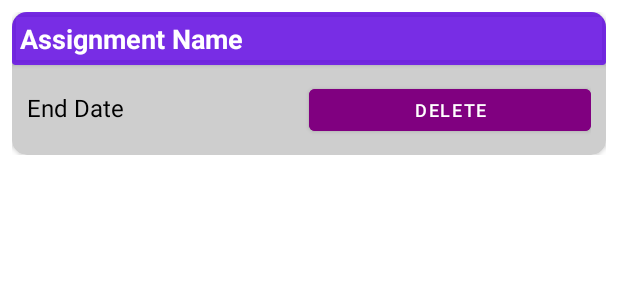
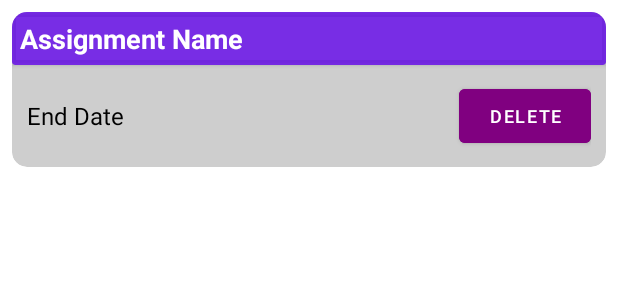
Before and after one commit to Meghanachippada/Assignment_tracker, an Android app: the layout assignment_item.xml on its own in the app's theme, with its tools: preview values and no code run, on a phone screen of 412 x 824 dp. Shown: the top 300 px of the screen. Run offline under Robolectric (Android 15) with nearby library versions, the phone set to English and light mode, and no system bars.

Commit message:
Fixed up button in landscape layout

```diff
--- a/app/src/main/res/layout-land/assignment_item.xml
+++ b/app/src/main/res/layout-land/assignment_item.xml
@@ -19,18 +19,13 @@
         <LinearLayout
             android:layout_width="match_parent"
             android:layout_height="match_parent"
-            android:orientation="horizontal">
-
-            <!-- Assignment Info Section -->
-            <LinearLayout
-                android:layout_width="0dp"
-                android:layout_height="match_parent"
-                android:layout_weight="2"
             android:orientation="vertical">
 
+            <!-- Assignment Name Section -->
             <androidx.cardview.widget.CardView
                 android:layout_width="match_parent"
-                    android:layout_height="30dp"
+                android:layout_height="wrap_content"
+                android:layout_gravity="center"
                 app:cardBackgroundColor="#C76100EC">
 
                 <TextView
@@ -39,42 +34,48 @@
                     android:layout_height="wrap_content"
                     android:layout_margin="5dp"
                     android:text="Assignment Name"
-                        android:textAlignment="viewEnd"
                     android:textColor="@color/white"
                     android:textSize="18sp"
                     android:textStyle="bold" />
 
             </androidx.cardview.widget.CardView>
 
-                <androidx.cardview.widget.CardView
+            <!-- Assignment Details and Delete Button -->
+            <LinearLayout
                 android:layout_width="match_parent"
-                    android:layout_height="match_parent"
-                    app:cardBackgroundColor="#CECECE">
+                android:layout_height="wrap_content"
+                android:layout_margin="10dp"
+                android:orientation="horizontal"
+                android:weightSum="2">
 
+                <!-- Due Date Section -->
                 <TextView
                     android:id="@+id/endDateTextView"
-                        android:layout_width="wrap_content"
+                    android:layout_width="0dp"
                     android:layout_height="wrap_content"
+                    android:layout_weight="1"
+                    android:gravity="center_vertical"
                     android:text="End Date"
                     android:textColor="@color/black"
                     android:textSize="16sp" />
-                </androidx.cardview.widget.CardView>
-            </LinearLayout>
 
-            <!-- Delete Button Section -->
+                <!-- Delete Button -->
                 <Button
                     android:id="@+id/deleteButton"
-                android:layout_width="wrap_content"
-                android:layout_height="wrap_content"
-                android:layout_gravity="center"
-                android:layout_margin="8dp"
+                    android:layout_width="0dp"
+                    android:layout_height="40dp"
+                    android:layout_weight="1"
+                    android:backgroundTint="#800080"
+                    android:gravity="center"
+                    android:padding="4dp"
                     android:text="Delete"
-                android:textSize="14sp"
                     android:textColor="@color/white"
-                android:backgroundTint="#FF0000" />
+                    android:textSize="12sp" />
+                make button smaller
 
             </LinearLayout>
 
+        </LinearLayout>
     </androidx.cardview.widget.CardView>
 
 </androidx.constraintlayout.widget.ConstraintLayout>
--- a/app/src/main/res/layout/assignment_item.xml
+++ b/app/src/main/res/layout/assignment_item.xml
@@ -43,32 +43,37 @@
                 android:layout_width="match_parent"
                 android:layout_height="wrap_content"
                 android:layout_margin="10dp"
+                android:gravity="center|left"
                 android:orientation="horizontal"
-                android:weightSum="2">
+                android:weightSum="0">
 
                 <!-- Due Date Section -->
                 <TextView
                     android:id="@+id/endDateTextView"
-                    android:layout_width="0dp"
+                    android:layout_width="200dp"
                     android:layout_height="wrap_content"
-                    android:layout_weight="1"
                     android:gravity="center_vertical"
                     android:text="End Date"
                     android:textColor="@color/black"
                     android:textSize="16sp" />
 
                 <!-- Delete Button -->
+                <Space
+                    android:layout_width="wrap_content"
+                    android:layout_height="wrap_content"
+                    android:layout_weight="1" />
+
                 <Button
                     android:id="@+id/deleteButton"
-                    android:layout_width="0dp"
-                    android:layout_height="40dp"
-                    android:layout_weight="1"
+                    android:layout_width="wrap_content"
+                    android:layout_height="wrap_content"
+                    android:layout_gravity="right"
+                    android:backgroundTint="#800080"
                     android:gravity="center"
+                    android:padding="4dp"
                     android:text="Delete"
-                    android:textSize="12sp"
                     android:textColor="@color/white"
-                    android:backgroundTint="#800080"
-                    android:padding="4dp" /> make button smaller
+                    android:textSize="12sp" />
 
             </LinearLayout>
 
```
Lines whose indentation alone changed are shown as unchanged.
